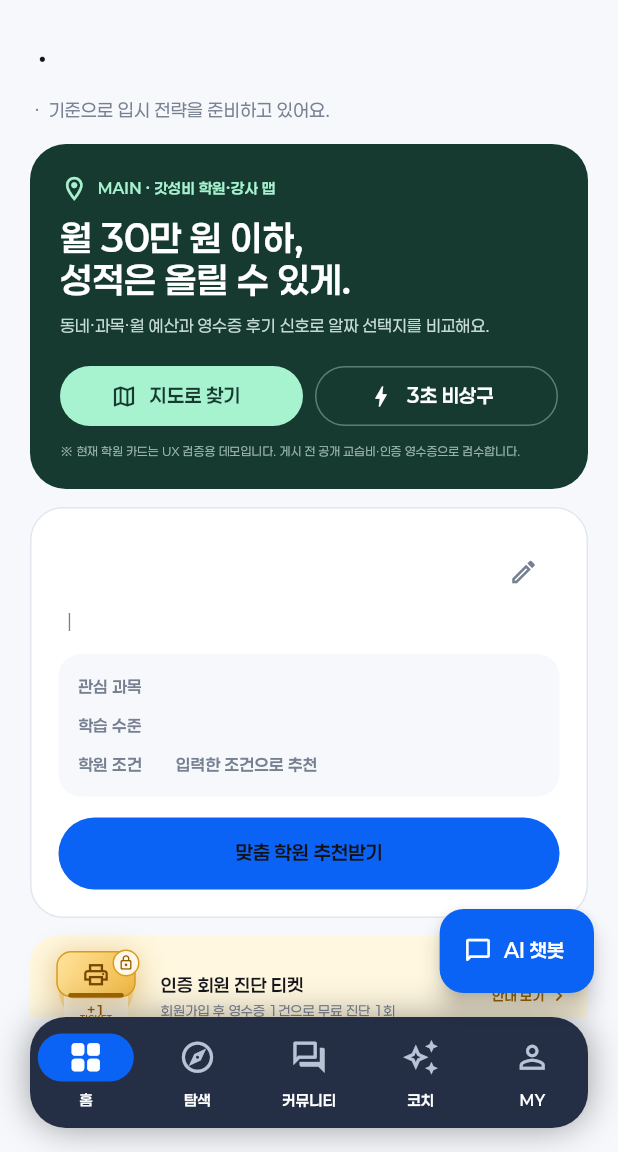
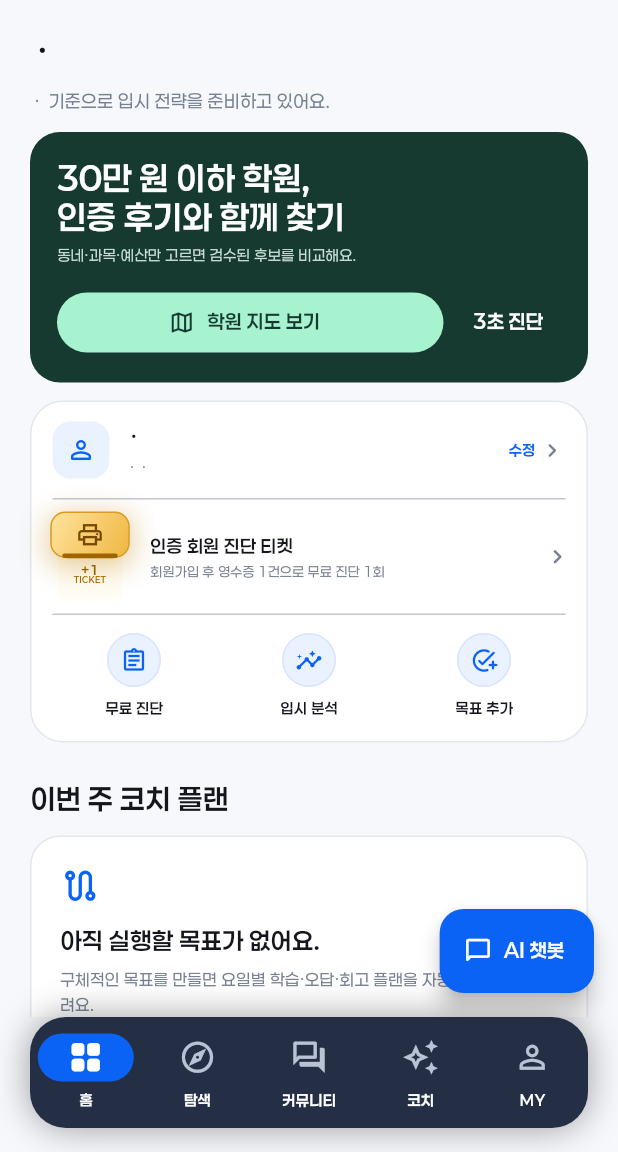
Before and after one commit to traitnlog-hue/admission-ai-mvp, a Flutter app: the Shell screen opened directly, on a phone screen of 412 x 824 dp, the part 84-1236 px from its top. Run offline on Flutter 3.47's test engine with Material 3 defaults, Android fonts, the phone set to English and light mode, and no system bars; our stand-ins replace file_picker, google_sign_in, in_app_purchase, shared_preferences; accounts and stored records are empty.

Commit message:
refactor: simplify home preparation layout

```diff
--- a/gachi_app/lib/home_experience.dart
+++ b/gachi_app/lib/home_experience.dart
@@ -139,7 +139,7 @@ class _HomeState extends State<Home> {
           onProfile: widget.onOpenProfile,
           hasUnreadNotifications: hasUnreadNotifications,
         ),
-        const SizedBox(height: 24),
+        const SizedBox(height: 18),
         Text(
           academyProfile == null
               ? '나의 진학 준비'
@@ -157,7 +157,7 @@ class _HomeState extends State<Home> {
               : '${academyProfile!.region} · ${academyProfile!.subjects.join(' · ')} 기준으로 입시 전략을 준비하고 있어요.',
           style: const TextStyle(color: mute, fontSize: 12, height: 1.5),
         ),
-        const SizedBox(height: 14),
+        const SizedBox(height: 12),
         ValueAcademyHero(
           onOpenMap: () => Navigator.push(
             context,
@@ -166,19 +166,28 @@ class _HomeState extends State<Home> {
           onQuickCheck: () => showQuickEscapeDiagnosis(context),
         ),
         const SizedBox(height: 12),
-        _StudentProfileCard(profile: academyProfile, onEdit: _editProfile),
-        const SizedBox(height: 12),
+        Container(
+          decoration: BoxDecoration(
+            color: surface,
+            borderRadius: BorderRadius.circular(22),
+            border: Border.all(color: const Color(0xffE2E6EE)),
+          ),
+          child: Column(
+            children: [
+              _StudentProfileCard(
+                profile: academyProfile,
+                onEdit: _editProfile,
+                embedded: true,
+              ),
+              const Divider(height: 1, indent: 14, endIndent: 14),
               TrustWalletCard(
                 user: widget.user,
                 onRequireLogin: widget.onRequireLogin,
+                embedded: true,
               ),
-        const SizedBox(height: 10),
-        Container(
-          padding: const EdgeInsets.symmetric(horizontal: 16, vertical: 14),
-          decoration: BoxDecoration(
-            color: navy,
-            borderRadius: BorderRadius.circular(20),
-          ),
+              const Divider(height: 1, indent: 14, endIndent: 14),
+              Padding(
+                padding: const EdgeInsets.fromLTRB(10, 12, 10, 14),
                 child: Row(
                   children: [
                     _Quick(
@@ -188,6 +197,7 @@ class _HomeState extends State<Home> {
                         context,
                         MaterialPageRoute(builder: (_) => const LevelTest()),
                       ),
+                      dark: false,
                     ),
                     _Quick(
                       Icons.insights_outlined,
@@ -199,8 +209,17 @@ class _HomeState extends State<Home> {
                         featureName: '무료 대입전략 진단',
                         destination: const AdmissionForm(),
                       ),
+                      dark: false,
                     ),
-              _Quick(Icons.add_task_rounded, '목표 추가', _addGoal),
+                    _Quick(
+                      Icons.add_task_rounded,
+                      '목표 추가',
+                      _addGoal,
+                      dark: false,
+                    ),
+                  ],
+                ),
+              ),
             ],
           ),
         ),
--- a/gachi_app/lib/local_value_experience.dart
+++ b/gachi_app/lib/local_value_experience.dart
@@ -568,8 +568,14 @@ class _ProofRewardBanner extends StatelessWidget {
 class TrustWalletCard extends StatefulWidget {
   final SessionUser? user;
   final VoidCallback? onRequireLogin;
-
-  const TrustWalletCard({super.key, this.user, this.onRequireLogin});
+  final bool embedded;
+
+  const TrustWalletCard({
+    super.key,
+    this.user,
+    this.onRequireLogin,
+    this.embedded = false,
+  });
 
   @override
   State<TrustWalletCard> createState() => _TrustWalletCardState();
@@ -615,10 +621,10 @@ class _TrustWalletCardState extends State<TrustWalletCard> {
     final user = widget.user;
     if (user == null || user.isGuest) {
       return _WalletShell(
-        icon: Icons.lock_outline_rounded,
         title: '인증 회원 진단 티켓',
         body: '회원가입 후 영수증 1건으로 무료 진단 1회',
         trailing: '안내 보기',
+        embedded: widget.embedded,
         onTap: _open,
       );
     }
@@ -629,10 +635,10 @@ class _TrustWalletCardState extends State<TrustWalletCard> {
             snapshot.data ??
             const TrustStatus(tickets: 0, points: 0, receiptCount: 0);
         return _WalletShell(
-          icon: Icons.confirmation_number_outlined,
           title: '진단 티켓 ${value.tickets}매 · ${value.points}P',
           body: '영수증 인증 ${value.receiptCount}건 · 티켓은 대입전략·고교탐색에 사용',
           trailing: '영수증 인증',
+          embedded: widget.embedded,
           onTap: _open,
         );
       },
@@ -641,18 +647,18 @@ class _TrustWalletCardState extends State<TrustWalletCard> {
 }
 
 class _WalletShell extends StatefulWidget {
-  final IconData icon;
   final String title;
   final String body;
   final String trailing;
   final VoidCallback onTap;
+  final bool embedded;
 
   const _WalletShell({
-    required this.icon,
     required this.title,
     required this.body,
     required this.trailing,
     required this.onTap,
+    this.embedded = false,
   });
 
   @override
@@ -703,23 +709,26 @@ class _WalletShellState extends State<_WalletShell>
 
   @override
   Widget build(BuildContext context) => Semantics(
+    container: true,
     button: true,
     excludeSemantics: true,
     label: '${widget.title}. ${widget.body}. ${widget.trailing}',
     child: Material(
-      color: const Color(0xffFFF7DF),
+      color: widget.embedded ? Colors.transparent : const Color(0xffFFF7DF),
       borderRadius: BorderRadius.circular(18),
       child: InkWell(
         onTap: widget.onTap,
         borderRadius: BorderRadius.circular(18),
         child: Padding(
-          padding: const EdgeInsets.fromLTRB(12, 9, 14, 9),
+          padding: EdgeInsets.fromLTRB(
+            widget.embedded ? 10 : 12,
+            widget.embedded ? 7 : 9,
+            widget.embedded ? 12 : 14,
+            widget.embedded ? 7 : 9,
+          ),
           child: Row(
             children: [
-              _ReceiptTicketAnimation(
-                icon: widget.icon,
-                reveal: _receiptReveal,
-              ),
+              _ReceiptTicketAnimation(reveal: _receiptReveal),
               const SizedBox(width: 11),
               Expanded(
                 child: Column(
@@ -751,24 +760,10 @@ class _WalletShellState extends State<_WalletShell>
                   offset: Offset(2 * _receiptReveal.value, 0),
                   child: child,
                 ),
-                child: Row(
-                  mainAxisSize: MainAxisSize.min,
-                  children: [
-                    Text(
-                      widget.trailing,
-                      style: const TextStyle(
-                        color: Color(0xffA66B00),
-                        fontSize: 9,
-                        fontWeight: FontWeight.w600,
-                      ),
-                    ),
-                    const SizedBox(width: 2),
-                    const Icon(
-                      Icons.chevron_right_rounded,
-                      color: Color(0xffA66B00),
-                      size: 15,
-                    ),
-                  ],
+                child: const Icon(
+                  Icons.chevron_right_rounded,
+                  color: mute,
+                  size: 19,
                 ),
               ),
             ],
@@ -780,16 +775,15 @@ class _WalletShellState extends State<_WalletShell>
 }
 
 class _ReceiptTicketAnimation extends StatelessWidget {
-  final IconData icon;
   final Animation<double> reveal;
 
-  const _ReceiptTicketAnimation({required this.icon, required this.reveal});
+  const _ReceiptTicketAnimation({required this.reveal});
 
   @override
   Widget build(BuildContext context) => ExcludeSemantics(
     child: SizedBox(
       key: const Key('receipt-ticket-animation'),
-      width: 64,
+      width: 58,
       height: 62,
       child: AnimatedBuilder(
         animation: reveal,
@@ -799,23 +793,6 @@ class _ReceiptTicketAnimation extends StatelessWidget {
             clipBehavior: Clip.none,
             alignment: Alignment.topCenter,
             children: [
-              Positioned(
-                top: 1,
-                child: Opacity(
-                  opacity: 0.18 + (0.20 * progress),
-                  child: Transform.scale(
-                    scale: 0.78 + (0.22 * progress),
-                    child: Container(
-                      width: 58,
-                      height: 50,
-                      decoration: const BoxDecoration(
-                        color: Color(0xffF1BD48),
-                        shape: BoxShape.circle,
-                      ),
-                    ),
-                  ),
-                ),
-              ),
               Positioned(
                 top: 22,
                 child: ClipRect(
@@ -925,23 +902,6 @@ class _ReceiptTicketAnimation extends StatelessWidget {
                   ),
                 ),
               ),
-              Positioned(
-                right: 3,
-                top: 0,
-                child: Transform.scale(
-                  scale: 0.82 + (0.18 * progress),
-                  child: Container(
-                    width: 18,
-                    height: 18,
-                    decoration: BoxDecoration(
-                      color: const Color(0xffFFF8E6),
-                      shape: BoxShape.circle,
-                      border: Border.all(color: const Color(0xffD99C20)),
-                    ),
-                    child: Icon(icon, color: const Color(0xff8F5700), size: 11),
-                  ),
-                ),
-              ),
             ],
           );
         },
@@ -1066,48 +1026,29 @@ class ValueAcademyHero extends StatelessWidget {
 
   @override
   Widget build(BuildContext context) => Container(
-    padding: const EdgeInsets.all(20),
+    padding: const EdgeInsets.fromLTRB(18, 17, 18, 16),
     decoration: BoxDecoration(
       color: const Color(0xff163A30),
-      borderRadius: BorderRadius.circular(24),
+      borderRadius: BorderRadius.circular(20),
     ),
     child: Column(
       crossAxisAlignment: CrossAxisAlignment.start,
       children: [
-        const Row(
-          children: [
-            Icon(
-              Icons.location_on_outlined,
-              color: Color(0xffA7F3D0),
-              size: 19,
-            ),
-            SizedBox(width: 6),
-            Text(
-              'MAIN · 갓성비 학원·강사 맵',
-              style: TextStyle(
-                color: Color(0xffA7F3D0),
-                fontSize: 10,
-                fontWeight: FontWeight.w600,
-              ),
-            ),
-          ],
-        ),
-        const SizedBox(height: 10),
         const Text(
-          '월 30만 원 이하,\n성적은 올릴 수 있게.',
+          '30만 원 이하 학원,\n인증 후기와 함께 찾기',
           style: TextStyle(
             color: Colors.white,
-            fontSize: 24,
-            height: 1.15,
+            fontSize: 22,
+            height: 1.18,
             fontWeight: FontWeight.w600,
           ),
         ),
-        const SizedBox(height: 7),
+        const SizedBox(height: 6),
         const Text(
-          '동네·과목·월 예산과 영수증 후기 신호로 알짜 선택지를 비교해요.',
-          style: TextStyle(color: Color(0xffC8DDD5), fontSize: 11, height: 1.5),
-        ),
-        const SizedBox(height: 15),
+          '동네·과목·예산만 고르면 검수된 후보를 비교해요.',
+          style: TextStyle(color: Color(0xffC8DDD5), fontSize: 10, height: 1.5),
+        ),
+        const SizedBox(height: 13),
         Row(
           children: [
             Expanded(
@@ -1118,27 +1059,16 @@ class ValueAcademyHero extends StatelessWidget {
                   foregroundColor: const Color(0xff163A30),
                 ),
                 icon: const Icon(Icons.map_outlined, size: 18),
-                label: const Text('지도로 찾기'),
+                label: const Text('학원 지도 보기'),
               ),
             ),
             const SizedBox(width: 8),
-            Expanded(
-              child: OutlinedButton.icon(
-                onPressed: onQuickCheck,
-                style: OutlinedButton.styleFrom(
-                  foregroundColor: Colors.white,
-                  side: const BorderSide(color: Color(0xff5C7E73)),
-                ),
-                icon: const Icon(Icons.bolt_rounded, size: 18),
-                label: const Text('3초 비상구'),
-              ),
+            TextButton(
+              onPressed: onQuickCheck,
+              style: TextButton.styleFrom(foregroundColor: Colors.white),
+              child: const Text('3초 진단'),
             ),
           ],
-        ),
-        const SizedBox(height: 7),
-        const Text(
-          '※ 현재 학원 카드는 UX 검증용 데모입니다. 게시 전 공개 교습비·인증 영수증으로 검수합니다.',
-          style: TextStyle(color: Color(0xff9EB8AF), fontSize: 8, height: 1.4),
         ),
       ],
     ),
--- a/gachi_app/lib/main.dart
+++ b/gachi_app/lib/main.dart
@@ -836,163 +836,92 @@ class AcademyStudentProfile {
 class _StudentProfileCard extends StatelessWidget {
   final AcademyStudentProfile? profile;
   final VoidCallback onEdit;
-  const _StudentProfileCard({required this.profile, required this.onEdit});
+  final bool embedded;
+
+  const _StudentProfileCard({
+    required this.profile,
+    required this.onEdit,
+    this.embedded = false,
+  });
+
   @override
   Widget build(BuildContext c) {
-    if (profile == null) {
-      return InkWell(
+    final p = profile;
+    final title = p == null ? '학생 정보 등록' : '${p.name} · ${p.grade}';
+    final body = p == null
+        ? '학교와 관심 과목을 입력해 맞춤 추천을 시작하세요.'
+        : '${p.school} · ${p.region} · ${p.subjects.join('·')}';
+    final radius = BorderRadius.circular(18);
+    return Material(
+      color: embedded ? Colors.transparent : surface,
+      shape: RoundedRectangleBorder(
+        borderRadius: radius,
+        side: embedded
+            ? BorderSide.none
+            : const BorderSide(color: Color(0xffE2E6EE)),
+      ),
+      child: InkWell(
         onTap: onEdit,
-        borderRadius: BorderRadius.circular(22),
-        child: Container(
-          padding: const EdgeInsets.all(20),
-          decoration: BoxDecoration(
-            color: lavender,
-            borderRadius: BorderRadius.circular(22),
-          ),
-          child: Column(
-            crossAxisAlignment: CrossAxisAlignment.start,
+        borderRadius: radius,
+        child: Padding(
+          padding: const EdgeInsets.symmetric(horizontal: 14, vertical: 13),
+          child: Row(
             children: [
-              const Icon(
-                Icons.person_add_alt_1_outlined,
-                color: lime,
-                size: 28,
-              ),
-              const SizedBox(height: 12),
-              const Text(
-                '학생 정보를 등록해 주세요',
-                style: TextStyle(
-                  color: text,
-                  fontSize: 18,
+              Container(
+                width: 38,
+                height: 38,
+                decoration: BoxDecoration(
+                  color: lavender,
+                  borderRadius: BorderRadius.circular(12),
+                ),
+                child: Icon(
+                  p == null
+                      ? Icons.person_add_alt_1_outlined
+                      : Icons.person_outline_rounded,
+                  color: lime,
+                  size: 20,
+                ),
+              ),
+              const SizedBox(width: 11),
+              Expanded(
+                child: Column(
+                  crossAxisAlignment: CrossAxisAlignment.start,
+                  children: [
+                    Text(
+                      title,
+                      style: const TextStyle(
+                        color: text,
+                        fontSize: 13,
+                        fontWeight: FontWeight.w600,
+                      ),
+                    ),
+                    const SizedBox(height: 2),
+                    Text(
+                      body,
+                      maxLines: 1,
+                      overflow: TextOverflow.ellipsis,
+                      style: const TextStyle(color: mute, fontSize: 10),
+                    ),
+                  ],
+                ),
+              ),
+              const SizedBox(width: 8),
+              Text(
+                p == null ? '등록' : '수정',
+                style: const TextStyle(
+                  color: lime,
+                  fontSize: 10,
                   fontWeight: FontWeight.w600,
                 ),
               ),
-              const SizedBox(height: 5),
-              const Text(
-                '지역, 학교, 관심 과목과 학습 수준을 입력하면 맞춤 학원 추천을 시작합니다.',
-                style: TextStyle(color: mute, fontSize: 11, height: 1.45),
-              ),
-              const SizedBox(height: 14),
-              const Row(
-                children: [
-                  Text(
-                    '학생 정보 입력',
-                    style: TextStyle(color: lime, fontWeight: FontWeight.w600),
-                  ),
-                  Spacer(),
-                  Icon(Icons.arrow_forward_rounded, color: lime),
-                ],
-              ),
+              const SizedBox(width: 2),
+              const Icon(Icons.chevron_right_rounded, color: mute, size: 18),
             ],
           ),
         ),
-      );
-    }
-    final p = profile!;
-    return Container(
-      padding: const EdgeInsets.all(18),
-      decoration: BoxDecoration(
-        color: surface,
-        borderRadius: BorderRadius.circular(22),
-        border: Border.all(color: const Color(0xffE2E6EE)),
-      ),
-      child: Column(
-        crossAxisAlignment: CrossAxisAlignment.start,
-        children: [
-          Row(
-            children: [
-              Expanded(
-                child: Text(
-                  p.name,
-                  style: const TextStyle(
-                    color: text,
-                    fontSize: 18,
-                    fontWeight: FontWeight.w600,
-                  ),
-                ),
-              ),
-              IconButton(
-                onPressed: onEdit,
-                icon: const Icon(Icons.edit_outlined, color: mute, size: 20),
-              ),
-            ],
-          ),
-          Text(
-            '${p.school} ${p.grade} | ${p.region}',
-            style: const TextStyle(color: mute, fontSize: 11),
-          ),
-          const SizedBox(height: 14),
-          Container(
-            padding: const EdgeInsets.all(13),
-            decoration: BoxDecoration(
-              color: mist,
-              borderRadius: BorderRadius.circular(15),
-            ),
-            child: Column(
-              children: [
-                _ProfileInfo('관심 과목', p.subjects.join('  ·  '), lime),
-                const SizedBox(height: 9),
-                _ProfileInfo('학습 수준', p.level, text),
-                const SizedBox(height: 9),
-                _ProfileInfo(
-                  '학원 조건',
-                  p.academyCondition.isEmpty
-                      ? '입력한 조건으로 추천'
-                      : p.academyCondition,
-                  mute,
-                ),
-              ],
-            ),
-          ),
-          const SizedBox(height: 14),
-          FilledButton(
-            onPressed: onEdit,
-            style: FilledButton.styleFrom(
-              backgroundColor: lime,
-              foregroundColor: navy,
-              minimumSize: const Size.fromHeight(48),
-            ),
-            child: const Text(
-              '맞춤 학원 추천받기',
-              style: TextStyle(fontWeight: FontWeight.w600),
-            ),
-          ),
-        ],
       ),
     );
   }
-}
-
-class _ProfileInfo extends StatelessWidget {
-  final String label, value;
-  final Color valueColor;
-  const _ProfileInfo(this.label, this.value, this.valueColor);
-  @override
-  Widget build(BuildContext c) => Row(
-    crossAxisAlignment: CrossAxisAlignment.start,
-    children: [
-      SizedBox(
-        width: 65,
-        child: Text(
-          label,
-          style: const TextStyle(
-            color: mute,
-            fontSize: 11,
-            fontWeight: FontWeight.w600,
-          ),
-        ),
-      ),
-      Expanded(
-        child: Text(
-          value,
-          style: TextStyle(
-            color: valueColor,
-            fontSize: 11,
-            fontWeight: FontWeight.w600,
-          ),
-        ),
-      ),
-    ],
-  );
 }
 
 class AcademyMatchForm extends StatefulWidget {
@@ -1472,24 +1401,38 @@ class _Quick extends StatelessWidget {
   final IconData icon;
   final String text;
   final VoidCallback tap;
-  const _Quick(this.icon, this.text, this.tap);
+  final bool dark;
+
+  const _Quick(this.icon, this.text, this.tap, {this.dark = true});
+
   @override
   Widget build(BuildContext c) => Expanded(
     child: InkWell(
       onTap: tap,
+      borderRadius: BorderRadius.circular(14),
       child: Column(
         children: [
           Container(
-            width: 37,
-            height: 37,
+            width: 36,
+            height: 36,
             decoration: BoxDecoration(
               shape: BoxShape.circle,
-              border: Border.all(color: const Color(0xff4B5569)),
-            ),
-            child: Icon(icon, color: Colors.white, size: 19),
-          ),
-          const SizedBox(height: 5),
-          Text(text, style: const TextStyle(color: Colors.white, fontSize: 10)),
+              color: dark ? Colors.transparent : lavender,
+              border: Border.all(
+                color: dark ? const Color(0xff4B5569) : const Color(0xffD7E3FF),
+              ),
+            ),
+            child: Icon(icon, color: dark ? Colors.white : lime, size: 18),
+          ),
+          const SizedBox(height: 6),
+          Text(
+            text,
+            style: TextStyle(
+              color: dark ? Colors.white : const Color(0xff14161B),
+              fontSize: 10,
+              fontWeight: FontWeight.w600,
+            ),
+          ),
         ],
       ),
     ),
```
Also changed, not shown: 1 other file. Lines whose indentation alone changed are shown as unchanged.
